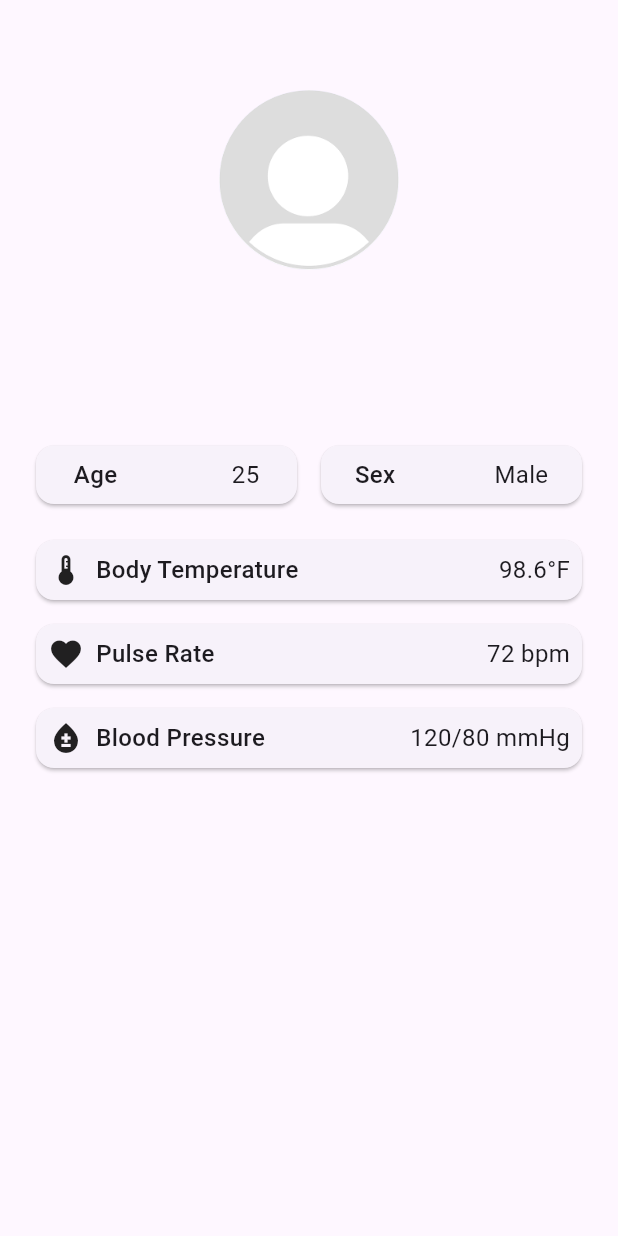
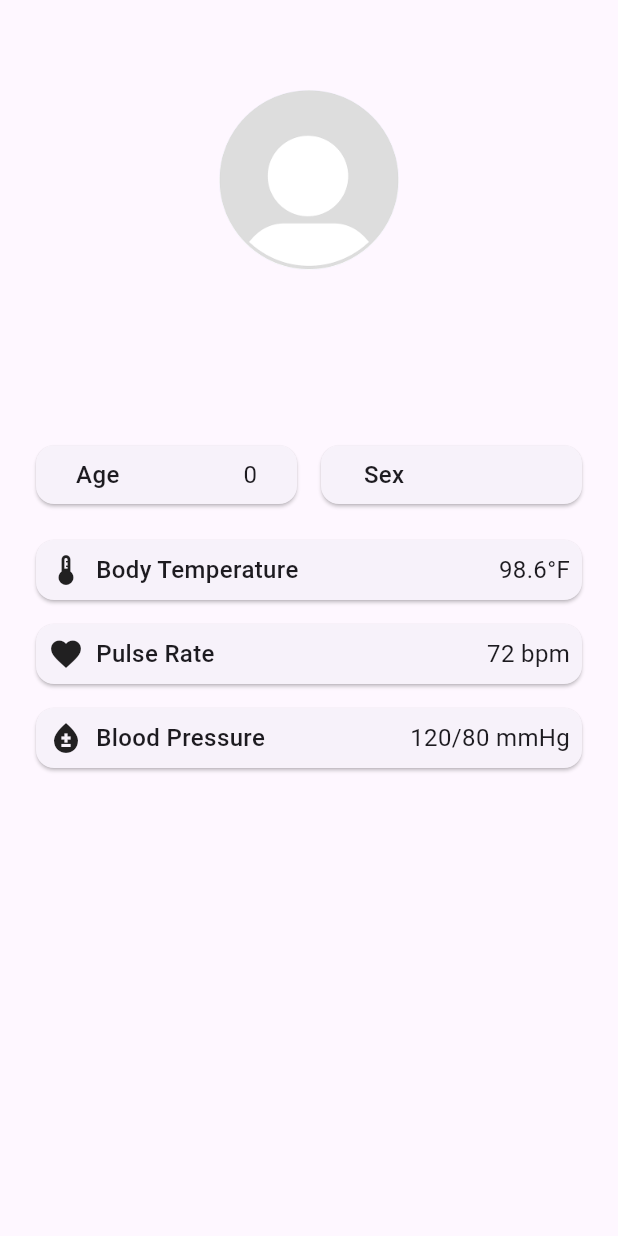
Before and after one commit to FayisRahman/care-sync, a Flutter app: the HealthMetrics screen opened by its route, on a phone screen of 412 x 824 dp. Run offline on Flutter 3.47's test engine with Material 3 defaults, Android fonts, the phone set to English and light mode, and no system bars; our stand-ins replace calendar_date_picker2, cloud_firestore, file_picker, firebase_auth, firebase_core, firebase_storage and 6 more; missing offline and left inert: alarm, flutter_cached_pdfview, syncfusion_flutter_pdfviewer; accounts and stored records are empty; network calls fail.

Commit message:
cleaned the code

```diff
--- /dev/null
+++ b/lib/constants/models.dart
@@ -0,0 +1,55 @@
+import 'constants.dart';
+
+class UserProfile {
+  String? name;
+  String? password;
+  String? pNo;
+  String? address;
+  String? gender;
+  String? dob;
+  int? age;
+  String? parentNumber;
+  UserRole role = UserRole.noUser;
+
+  UserProfile(userData) {
+    name = userData["name"] ?? "";
+    password = userData["pass"] ?? "";
+    pNo = userData["pNo"] ?? "";
+    address = userData["address"] ?? "";
+    gender = userData["gender"] ?? "";
+    dob = userData["dob"] ?? "";
+    age = userData["age"] ?? 18;
+    parentNumber = userData["parentNumber"] ?? "";
+    // switch(userData["role"]){
+    //   case "user":
+    //     role = UserRole.user;
+    //     break;
+    //   case "hospital":
+    //     role = UserRole.hospital;
+    //     break;
+    //   case "admin":
+    //     role = UserRole.admin;
+    //     break;
+    //   default:
+    //     role = UserRole.noUser;
+    //     break;
+    // }
+    role = userData["role"] == "user" ? UserRole.user : UserRole.hospital;
+  }
+}
+
+class Category {
+  String? name;
+  double? minVal;
+  double? maxVal;
+  String? tipForHighVal;
+  String? tipForLowVal;
+
+  Category(categoryData) {
+    name = categoryData["category"];
+    maxVal = double.parse(categoryData["max"]);
+    minVal = double.parse(categoryData["min"]);
+    tipForHighVal = categoryData["tipHigh"];
+    tipForLowVal = categoryData["tipLow"];
+  }
+}
--- a/lib/form_response/form_response.dart
+++ b/lib/form_response/form_response.dart
@@ -2,42 +2,7 @@ import 'package:caresync/constants/constants.dart';
 import 'package:firebase_auth/firebase_auth.dart';
 import 'package:flutter/cupertino.dart';
 
-class UserProfile {
-  String? name;
-  String? password;
-  String? pNo;
-  String? address;
-  String? gender;
-  String? dob;
-  String? parentNumber;
-  UserRole role = UserRole.noUser;
-  Map userData = {};
-
-  UserProfile(this.userData) {
-    name = userData["name"] ?? "";
-    password = userData["pass"] ?? "";
-    pNo = userData["pNo"] ?? "";
-    address = userData["address"] ?? "";
-    gender = userData["gender"] ?? "";
-    dob = userData["dob"] ?? "";
-    parentNumber = userData["parentNumber"] ?? "";
-    // switch(userData["role"]){
-    //   case "user":
-    //     role = UserRole.user;
-    //     break;
-    //   case "hospital":
-    //     role = UserRole.hospital;
-    //     break;
-    //   case "admin":
-    //     role = UserRole.admin;
-    //     break;
-    //   default:
-    //     role = UserRole.noUser;
-    //     break;
-    // }
-    role = userData["role"] == "user" ? UserRole.user : UserRole.hospital;
-  }
-}
+import '../constants/models.dart';
 
 class FormResponse extends ChangeNotifier {
   UserProfile? user;
--- a/lib/form_response/memory_access.dart
+++ b/lib/form_response/memory_access.dart
@@ -103,6 +103,7 @@ class MemoryAccess {
       SharedPreferences prefs, int id, String alarmName) async {
     Map times = jsonDecode(prefs.getString("times") ?? "{}");
     Map alarms = jsonDecode(prefs.getString("alarms") ?? "{}");
+
     bool isSingle = false;
     if (countAlarmIdOccurrences(prefs, id) == 1) {
       for (var time in times.keys) {
@@ -116,6 +117,9 @@ class MemoryAccess {
       isSingle = false;
     }
     alarms[alarmName].remove(id);
+    if (alarms[alarmName].isEmpty) {
+      alarms.remove(alarmName);
+    }
     await prefs.setString("times", jsonEncode(times));
     await prefs.setString("alarms", jsonEncode(alarms));
     return isSingle;
--- a/lib/screens/dashboard_screens/health_metrics.dart
+++ b/lib/screens/dashboard_screens/health_metrics.dart
@@ -2,11 +2,16 @@ import 'package:caresync/form_response/form_response.dart';
 import 'package:flutter/material.dart';
 import 'package:provider/provider.dart';
 
-class HealthMetrics extends StatelessWidget {
+class HealthMetrics extends StatefulWidget {
   static const String id = "Health Metrics";
 
   const HealthMetrics({super.key});
 
+  @override
+  State<HealthMetrics> createState() => _HealthMetricsState();
+}
+
+class _HealthMetricsState extends State<HealthMetrics> {
   Widget _buildVitalSignRow(String label, String value, IconData icon) {
     return Row(
       mainAxisAlignment: MainAxisAlignment.spaceBetween,
@@ -27,6 +32,14 @@ class HealthMetrics extends StatelessWidget {
         ),
       ],
     );
+  }
+
+  FormResponse? formResponse;
+
+  @override
+  void initState() {
+    super.initState();
+    formResponse = Provider.of<FormResponse>(context, listen: false);
   }
 
   @override
@@ -58,7 +71,7 @@ class HealthMetrics extends StatelessWidget {
                 style: Theme.of(context).textTheme.titleLarge,
               ),
             ),
-            SizedBox(
+            const SizedBox(
               height: 70,
             ),
             Row(
@@ -70,15 +83,15 @@ class HealthMetrics extends StatelessWidget {
                       child: Row(
                         mainAxisAlignment: MainAxisAlignment.spaceAround,
                         children: [
-                          Text(
+                          const Text(
                             'Age',
                             style: TextStyle(
                                 fontSize: 16.0, fontWeight: FontWeight.w500),
                           ),
                           const SizedBox(width: 8.0),
                           Text(
-                            '25',
-                            style: TextStyle(
+                            formResponse!.user!.age.toString(),
+                            style: const TextStyle(
                                 fontSize: 16.0, fontWeight: FontWeight.w400),
                           ),
                         ],
@@ -94,15 +107,15 @@ class HealthMetrics extends StatelessWidget {
                       child: Row(
                         mainAxisAlignment: MainAxisAlignment.spaceAround,
                         children: [
-                          Text(
+                          const Text(
                             'Sex',
                             style: TextStyle(
                                 fontSize: 16.0, fontWeight: FontWeight.w500),
                           ),
                           const SizedBox(width: 8.0),
                           Text(
-                            'Male',
-                            style: TextStyle(
+                            formResponse!.user!.gender!,
+                            style: const TextStyle(
                                 fontSize: 16.0, fontWeight: FontWeight.w400),
                           ),
                         ],
--- a/lib/screens/login_screen.dart
+++ b/lib/screens/login_screen.dart
@@ -8,6 +8,7 @@ import 'package:firebase_auth/firebase_auth.dart';
 import 'package:flutter/material.dart';
 import 'package:provider/provider.dart';
 import '../constants/constants.dart';
+import '../constants/models.dart';
 import '../networking/cloud_storage.dart';
 import '../widgets/raised_button.dart';
 import '../widgets/text_field.dart';
@@ -94,6 +95,7 @@ class _LoginScreenState extends State<LoginScreen> {
                           needHiding: true,
                           isError: false,
                           errorText: "password",
+                          keyboardType: TextInputType.name,
                         ),
                         Padding(
                           padding: const EdgeInsets.only(right: 10),
--- a/lib/widgets/data_report_field.dart
+++ b/lib/widgets/data_report_field.dart
@@ -30,6 +30,7 @@ class DataReportField extends StatelessWidget {
               readOnly: true,
               errorText: "",
               controller: typeController,
+              keyboardType: TextInputType.multiline,
               child: DropDownIconButton(
                 categories: categories,
                 onSelected: onSelected,
@@ -40,6 +41,7 @@ class DataReportField extends StatelessWidget {
           Flexible(
             child: LoginField(
               title: "Report Data",
+              keyboardType: TextInputType.number,
               onChanged: onChanged,
               errorText: "",
             ),
```
Also changed, not shown: lib/networking/authentication.dart (+6 -1 lines), lib/networking/cloud_storage.dart (+11 -11 lines), lib/screens/dashboard_screens/lab_reports.dart (+22 -22 lines), lib/screens/dashboard_screens/medication_screens/add_alarm.dart (+9 -6 lines), lib/screens/dashboard_screens/medication_screens/medication.dart (+7 -1 lines), lib/screens/hospital_screens/add_category_screen.dart (+57 -4 lines), lib/screens/hospital_screens/delete_category_screen.dart (+9 -5 lines), lib/screens/hospital_screens/hospital_dashboard.dart (+7 -7 lines), lib/screens/hospital_screens/upload_screen.dart (+41 -26 lines), lib/screens/loading_screen.dart (+3 -4 lines), lib/widgets/auto_complete.dart (+6 -3 lines), lib/widgets/text_field.dart (+5 -5 lines), pubspec.lock, 1 other file.
